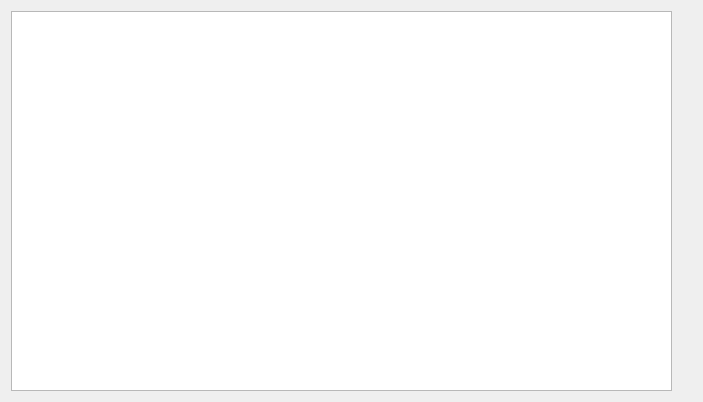
First picture: the form in devicemanager.ui, repository AndrewKosmos/Manager-of-Network-Devices-Events, before the edit.
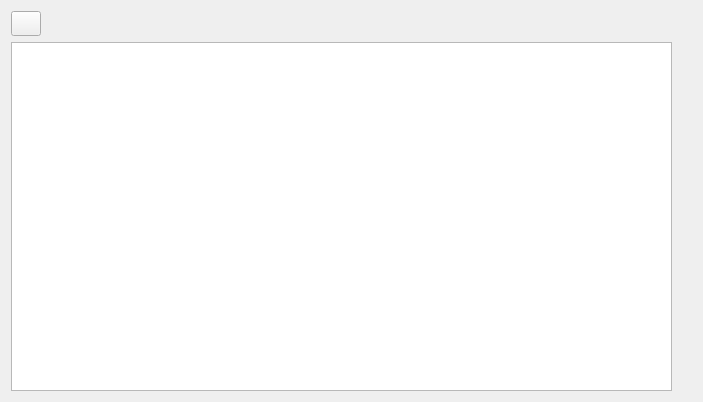
Second picture: the form after the edit. Icons and pictures are not drawn.

```diff
--- a/devicemanager.ui
+++ b/devicemanager.ui
@@ -20,7 +20,7 @@
    <bool>true</bool>
   </property>
   <layout class="QGridLayout" name="gridLayout_2">
-   <item row="0" column="0">
+   <item row="1" column="0">
     <layout class="QGridLayout" name="gridLayout">
      <item row="0" column="0">
       <layout class="QVBoxLayout" name="verticalLayout">
@@ -41,7 +41,7 @@
      </item>
     </layout>
    </item>
-   <item row="0" column="1">
+   <item row="1" column="1">
     <layout class="QGridLayout" name="gridLayout_3">
      <item row="1" column="0">
       <layout class="QHBoxLayout" name="horizontalLayout">
@@ -69,6 +69,52 @@
      </item>
     </layout>
    </item>
+   <item row="0" column="0">
+    <layout class="QHBoxLayout" name="horizontalLayout_3">
+     <item>
+      <widget class="QPushButton" name="ChartsButton">
+       <property name="minimumSize">
+        <size>
+         <width>25</width>
+         <height>25</height>
+        </size>
+       </property>
+       <property name="maximumSize">
+        <size>
+         <width>30</width>
+         <height>30</height>
+        </size>
+       </property>
+       <property name="text">
+        <string/>
+       </property>
+       <property name="icon">
+        <iconset resource="resources.qrc">
+         <normaloff>:/images/chartSVG</normaloff>:/images/chartSVG</iconset>
+       </property>
+       <property name="iconSize">
+        <size>
+         <width>30</width>
+         <height>30</height>
+        </size>
+       </property>
+      </widget>
+     </item>
+     <item>
+      <spacer name="horizontalSpacer">
+       <property name="orientation">
+        <enum>Qt::Horizontal</enum>
+       </property>
+       <property name="sizeHint" stdset="0">
+        <size>
+         <width>40</width>
+         <height>20</height>
+        </size>
+       </property>
+      </spacer>
+     </item>
+    </layout>
+   </item>
   </layout>
  </widget>
  <resources/>
```
Left out of the diff: 4 changed lines with no effect on the pictures.
